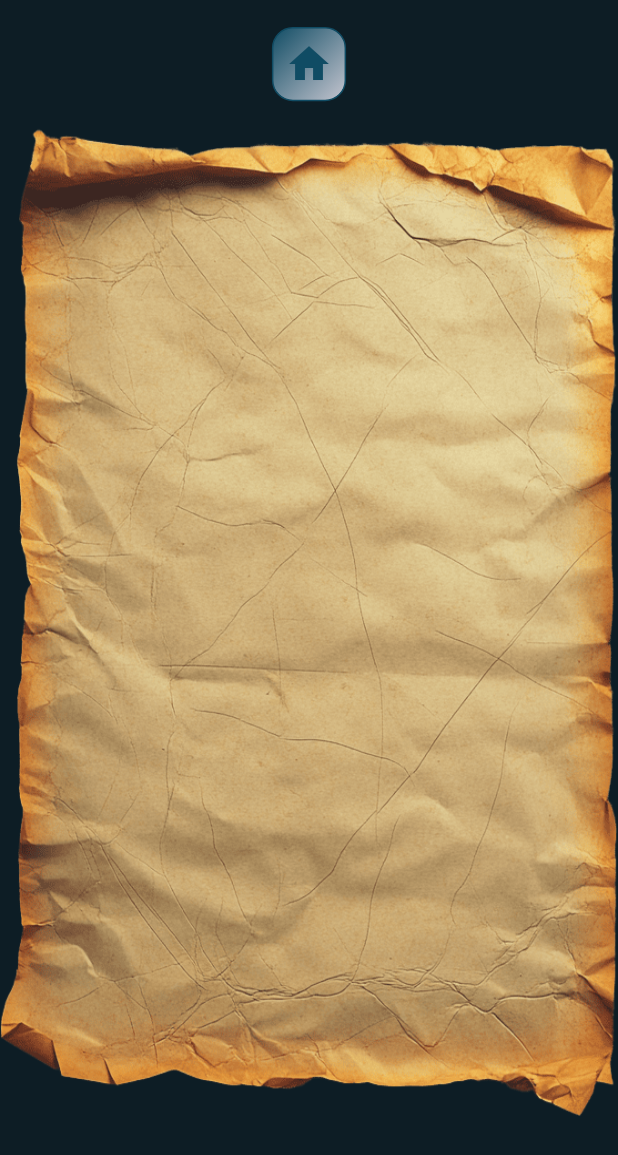
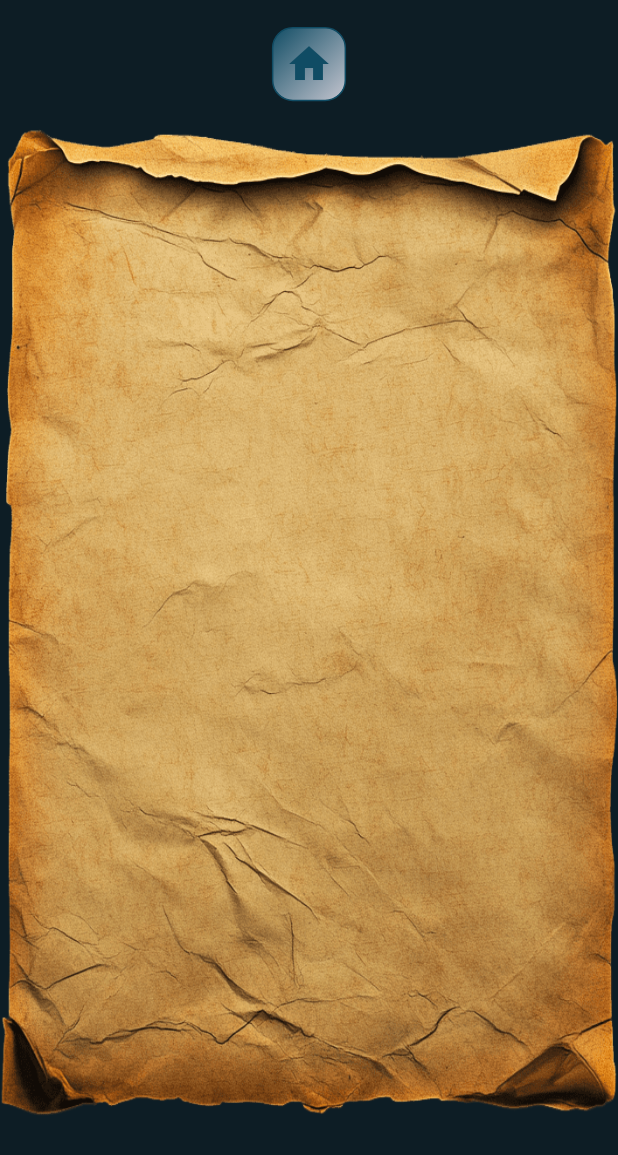
Before and after one commit to denissavishchev/day, a Flutter app: the NotesScreen screen opened directly, swiped to page 2, on a phone screen of 412 x 824 dp. Shown: the top 1155 px of the screen. Run offline on Flutter 3.47's test engine with Material 3 defaults, Android fonts, the phone set to English and light mode, and no system bars; our stand-ins replace awesome_notifications, hive, hive_flutter, permission_handler, shared_preferences; accounts and stored records are empty.

Commit message:
note fix

```diff
--- a/lib/screens/notes_screen.dart
+++ b/lib/screens/notes_screen.dart
@@ -41,7 +41,10 @@ class NotesScreen extends StatelessWidget {
                               SizedBox(
                                 width: size.width,
                                 height: size.height * 0.8,
-                                child: Image.asset('assets/images/blank.png', fit: BoxFit.fill,),
+                                child: Image.asset(
+                                  index == 0 ? 'assets/images/blank.png'
+                                  : index == 1 ? 'assets/images/blank1.png'
+                                  : 'assets/images/blank2.png', fit: BoxFit.fill,),
                               ),
                               Positioned(
                                 top: 40,
```
Also changed, not shown: assets/images/blank1.png (added), assets/images/blank2.png (added).
